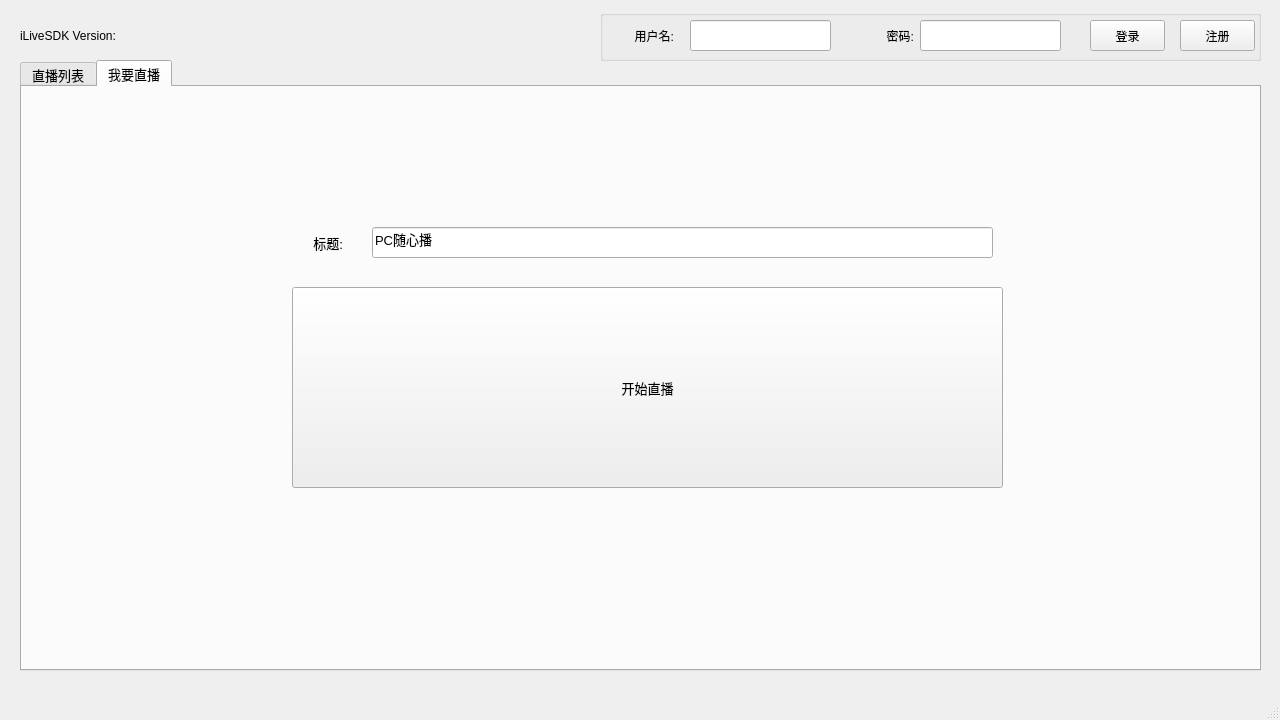
Qt form suixinbo/sample/suixinbo_Qt/MainWindow.ui (zhaoyang21cn/iLiveSDK_PC_Suixinbo) before a commit.
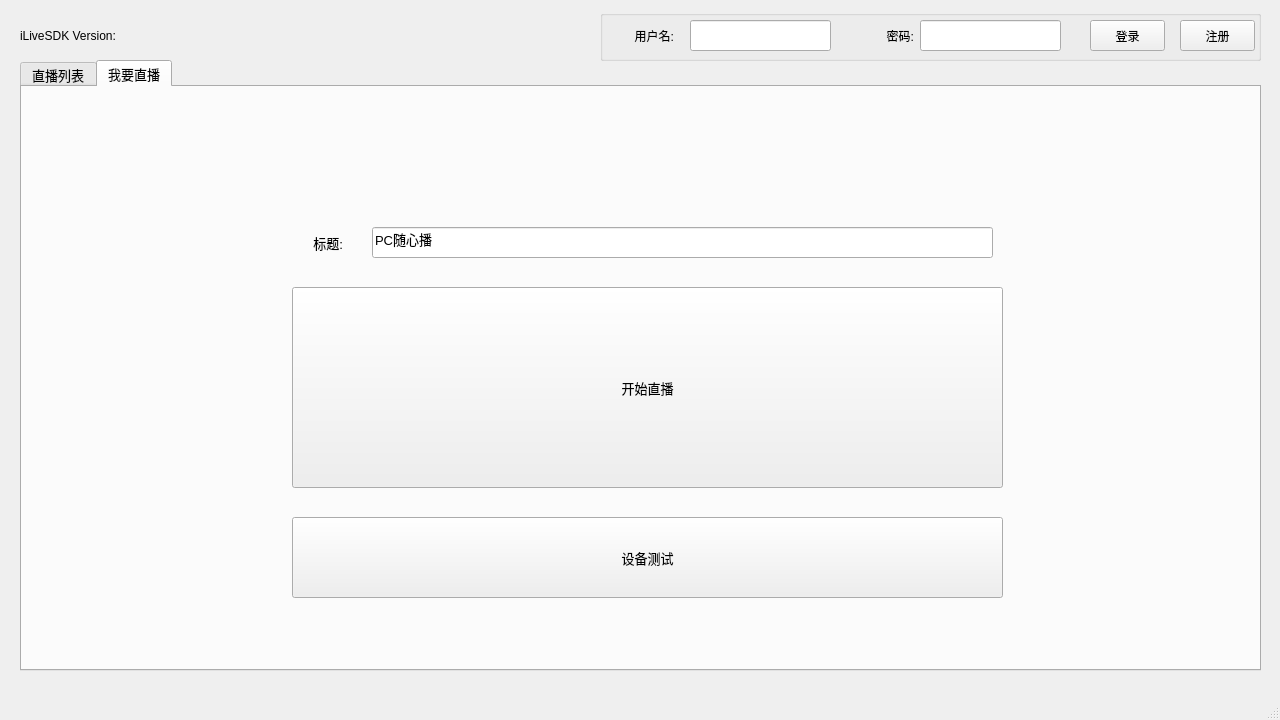
The same form after that commit.

What changed in the file:
```diff
--- a/suixinbo/sample/suixinbo_Qt/MainWindow.ui
+++ b/suixinbo/sample/suixinbo_Qt/MainWindow.ui
@@ -163,6 +163,19 @@
        <string>开始直播</string>
       </property>
      </widget>
+     <widget class="QPushButton" name="btnDeviceTest">
+      <property name="geometry">
+       <rect>
+        <x>270</x>
+        <y>430</y>
+        <width>711</width>
+        <height>81</height>
+       </rect>
+      </property>
+      <property name="text">
+       <string>设备测试</string>
+      </property>
+     </widget>
     </widget>
    </widget>
    <widget class="QGroupBox" name="groupBox">
```
Left out of the diff: 2 changed lines with no effect on the pictures.
